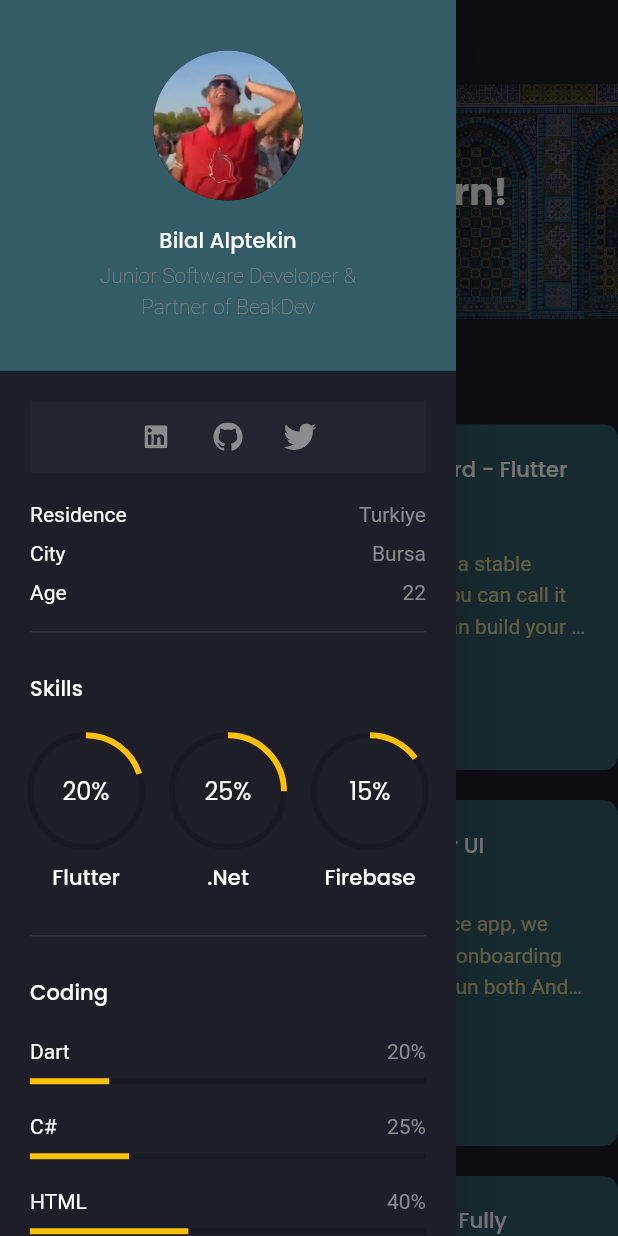
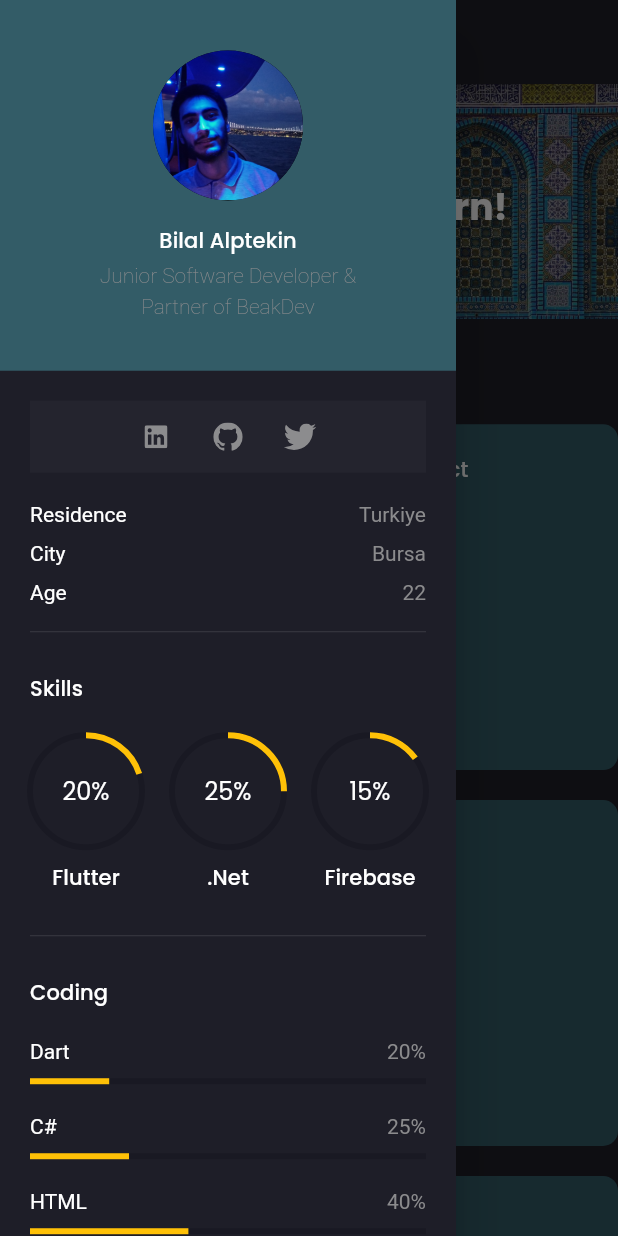
Before and after one commit to bilalalptekin/bilalalptekincom, a Flutter app: the screen it shows after launch, with the side drawer open, on a phone screen of 412 x 824 dp. Run offline on Flutter 3.47's test engine with Material 2 defaults, Android fonts, the phone set to English and light mode, and no system bars; our stand-ins replace animated_text_kit, flutter_svg, google_fonts.

Commit message:
V:1.0.2(BETA)

```diff
--- a/lib/constants.dart
+++ b/lib/constants.dart
@@ -21,3 +21,7 @@ const maxWidth = 1440.0; // max width of our web
 const mytwitter="https://twitter.com/bilalalptekin52";
 const mygithub="https://github.com/bilalalptekin";
 const downloadmyCV="https://doc-00-0k-docs.googleusercontent.com/docs/securesc/i53r7qfg9nfufkdcf605jf3h8vkl9959/so8lunj4uoi0k1jam0j6vbend2a4atpp/1632766125000/16680605411747509114/16680605411747509114/0B0l3ohInE5D4RUxBNElIQ3hNWVU?resourcekey=0-kNiBBCN9Q5O_OL0fMwDAXQ&e=download&authuser=0&nonce=nhu0us3gqbqv2&user=16680605411747509114&hash=6nhtcuchnrtun4cra91b14iqgrfp9r6v";
+const donemodev="https://github.com/bilalalptekin/donemodevi";
+const mylinkedin="https://www.linkedin.com/in/bilal-alptekin-935848186/";
+const tesbihat="https://play.google.com/store/apps/details?id=com.uygulama.tesbihat&hl=tr&gl=US";
+const pcshutdowner="https://github.com/bilalalptekin/windowsShutdown";
--- /dev/null
+++ b/lib/formore.dart
@@ -0,0 +1,8 @@
+import 'package:url_launcher/url_launcher.dart';
+
+class Formore{
+
+  void forMore(String url)async => await canLaunch(url)
+      ? await launch(url)
+      : throw 'Could not launch $url';
+}
--- a/lib/main.dart
+++ b/lib/main.dart
@@ -1,6 +1,7 @@
 import 'package:flutter/material.dart';
+
 import 'package:flutter_profile/screens/home/home_screen.dart';
-import 'package:flutter_profile/screens/main/main_screen.dart';
+
 import 'package:google_fonts/google_fonts.dart';
 
 import 'constants.dart';
@@ -15,7 +16,7 @@ class MyApp extends StatelessWidget {
   Widget build(BuildContext context) {
     return MaterialApp(
       debugShowCheckedModeBanner: false,
-      title: 'Flutter Demo',
+      title: 'Bilal Alptekin',
       // we are using dark theme and we modify it as our need
       theme: ThemeData.dark().copyWith(
         primaryColor: primaryColor,
--- a/lib/models/Project.dart
+++ b/lib/models/Project.dart
@@ -1,39 +1,33 @@
+
+import 'package:flutter_profile/constants.dart';
+
 class Project {
-  final String? title, description;
+  final String? title, description,formore;
 
-  Project({this.title, this.description});
+
+  Project({this.title, this.description,this.formore});
 }
 
+// ignore: non_constant_identifier_names
 List<Project> demo_projects = [
   Project(
-    title: "Responsive Admin Panel or Dashboard - Flutter UI",
+    title: "Simple BankApp For My School Project",
     description:
-        "On Flutter V2.* web officially supported on a stable branch. Today I share an Admin panel or you can call it dashboard UI build with flutter. Now you can build your app dashboard using flutter. This dashboard contains almost everything that you need like a chart, table, nice small card for showing info.",
+        "*I made with .NET Framework\n*Usabel Log in & Sign in Screen\n*I used MsSql Database\n*I used extra packages Livechart,Reportviewer ",
+    formore:donemodev,
   ),
   Project(
-    title: "E-Commerce Complate App - Flutter UI",
+    title: "Mobile App With Using Flutter",
     description:
-        "In the first part of our complete e-commerce app, we show you how you can create a nice clean onboarding screen for your e-commerce app that can run both Andriod and iOS devices because it builds with flutter. Then on the second episode, we build a Sign in, Forgot Password screen with a custom error indicator.",
+        "*I made with Flutter\n*Simple UI\n*I used sqflite Database.",
+    formore: tesbihat
   ),
   Project(
-    title: "Outlook Email App Redesign - Flutter Fully Responsive Design UI",
+    title: "Windows Pc Shut downer",
     description:
-        "We redesign the outlook app also make it responsive so that you can run it everywhere on your phone, tab, or web. In this flutter responsive video, we will show you the real power of flutter. Make mobile, web, and desktop app from a single codebase.",
-  ),
-  Project(
-    title: "Chat/Messaging App Light and Dark Theme - Flutter UI",
-    description:
-        "Today we gonna build messing/chat app #ui using #flutter that runs both Android and iOS devices also has a dark and light theme. We create in total 4 screens all of that support both Dark Theme and Light Theme. At first, we design a welcome screen that contains an image with a tag line also has a skip button.",
-  ),
-  Project(
-    title: "Welcome page, Login Page and Sign up page - Flutter UI",
-    description:
-        "In the first part of our complete e-commerce app, we show you how you can create a nice clean onboarding screen for your e-commerce app that can run both Andriod and iOS devices because it builds with flutter. Then on the second episode, we build a Sign in, Forgot Password screen with a custom error indicator.",
-  ),
-  Project(
-    title: "Covid-19 App - Flutter UI",
-    description:
-        "We redesign the outlook app also make it responsive so that you can run it everywhere on your phone, tab, or web. In this flutter responsive video, we will show you the real power of flutter. Make mobile, web, and desktop app from a single codebase.",
+        "*Simple UI\n*Pc Shut downer for Windows PCs .",
+    formore: pcshutdowner
   ),
 
+
 ];
--- a/lib/screens/home/components/home_banner.dart
+++ b/lib/screens/home/components/home_banner.dart
@@ -20,9 +20,9 @@ class HomeBanner extends StatelessWidget {
             "assets/images/banner2.jpeg",
             fit: BoxFit.cover,
           ),
-          Container(color: darkColor.withOpacity(0.66)),
+          Container(color: darkColor.withOpacity(0.44)),
           Padding(
-            padding: const EdgeInsets.symmetric(horizontal: defaultPadding),
+            padding: const EdgeInsets.symmetric(horizontal: defaultPadding,vertical: defaultPadding),
             child: Column(
               crossAxisAlignment: CrossAxisAlignment.start,
               mainAxisAlignment: MainAxisAlignment.spaceAround,
@@ -63,6 +63,7 @@ class HomeBanner extends StatelessWidget {
         ],
       ),
     );
+
   }
 }
 
@@ -89,7 +90,9 @@ class MyBuildAnimatedText extends StatelessWidget {
           if (!Responsive.isMobileLarge(context))
             SizedBox(width: defaultPadding / 2),
           if (!Responsive.isMobileLarge(context)) FlutterCodedText(),
+
         ],
+
       ),
     );
   }
--- a/lib/screens/home/components/project_card.dart
+++ b/lib/screens/home/components/project_card.dart
@@ -1,4 +1,5 @@
 import 'package:flutter/material.dart';
+import 'package:flutter_profile/formore.dart';
 import 'package:flutter_profile/models/Project.dart';
 import 'package:flutter_profile/responsive.dart';
 
@@ -42,12 +43,15 @@ class ProjectCard extends StatelessWidget {
           ),
           Spacer(),
           TextButton(
-            onPressed: () {},
+            onPressed: () {
+              Formore().forMore(project.formore!);
+            },
             child: Text(
-              "Daha Fazlası >>",
+              "For More Details >>",
               style: TextStyle(color: primaryColor),
             ),
           ),
+
         ],
       ),
     );
--- a/lib/screens/home/home_screen.dart
+++ b/lib/screens/home/home_screen.dart
@@ -15,6 +15,7 @@ class HomeScreen extends StatelessWidget {
         HomeBanner(),
         //HighLightsInfo(),
         MyProjects(),
+
         //Recommendations(),
       ],
     );
--- a/lib/screens/main/components/my_info.dart
+++ b/lib/screens/main/components/my_info.dart
@@ -17,7 +17,7 @@ class MyInfo extends StatelessWidget {
             Spacer(flex: 2),
             CircleAvatar(
               radius: 50,
-              backgroundImage: AssetImage("assets/images/billgaste.jpg"),
+              backgroundImage: AssetImage("assets/images/pp.jpg"),
             ),
             Spacer(),
             Text(
--- a/lib/screens/main/components/side_menu.dart
+++ b/lib/screens/main/components/side_menu.dart
@@ -1,7 +1,7 @@
 import 'package:flutter/material.dart';
 import 'package:flutter_profile/constants.dart';
+import 'package:flutter_profile/formore.dart';
 import 'package:flutter_svg/svg.dart';
-import 'package:url_launcher/url_launcher.dart';
 
 import 'area_info_text.dart';
 import 'coding.dart';
@@ -33,18 +33,20 @@ class SideMenu extends StatelessWidget {
                         children: [
                           Spacer(),
                           IconButton(
-                            onPressed: () {},
+                            onPressed: () {
+                              Formore().forMore(mylinkedin);
+                            },
                             icon: SvgPicture.asset("assets/icons/linkedin.svg"),
                           ),
                           IconButton(
                             onPressed: () {
-                              _launchURL(mygithub);
+                               Formore().forMore(mygithub);
                             },
                             icon: SvgPicture.asset("assets/icons/github.svg"),
                           ),
                           IconButton(
                             onPressed: () {
-                              _launchURL(mytwitter);
+                               Formore().forMore(mytwitter);
                             },
                             icon: SvgPicture.asset("assets/icons/twitter.svg"),
                           ),
@@ -70,29 +72,30 @@ class SideMenu extends StatelessWidget {
                     Knowledges(),
                     Divider(),
                     SizedBox(height: defaultPadding / 2),
-                    TextButton(
-                      onPressed: () {
+                    Text("This site codes taked from the flutter way Youtube Channel and modified by Bilal Alptekin")
+                    // TextButton(
+                    //   onPressed: () {
 
-                        _launchURL(downloadmyCV);
-                      },
-                      child: FittedBox(
-                        child: Row(
-                          children: [
-                            Text(
-                              "DOWNLOAD CV",
-                              style: TextStyle(
-                                color: Theme.of(context)
-                                    .textTheme
-                                    .bodyText1!
-                                    .color,
-                              ),
-                            ),
-                            SizedBox(width: defaultPadding / 2),
-                            SvgPicture.asset("assets/icons/download.svg")
-                          ],
-                        ),
-                      ),
-                    ),
+                    //       Formore().forMore(downloadmyCV);
+                    //   },
+                    //   child: FittedBox(
+                    //     child: Row(
+                    //       children: [
+                    //         Text(
+                    //           "DOWNLOAD CV",
+                    //           style: TextStyle(
+                    //             color: Theme.of(context)
+                    //                 .textTheme
+                    //                 .bodyText1!
+                    //                 .color,
+                    //           ),
+                    //         ),
+                    //         SizedBox(width: defaultPadding / 2),
+                    //         SvgPicture.asset("assets/icons/download.svg")
+                    //       ],
+                    //     ),
+                    //   ),
+                    // ),
                   ],
                 ),
               ),
@@ -103,7 +106,7 @@ class SideMenu extends StatelessWidget {
     );
   }
 
-  void _launchURL(String url) async => await canLaunch(url)
-      ? await launch(url)
-      : throw 'Could not launch $url';
+  // void _launchURL(String url) async => await canLaunch(url)
+  //     ? await launch(url)
+  //     : throw 'Could not launch $url';
 }
```
Also changed, not shown: assets/images/pp.jpg (added), 1 other file.
